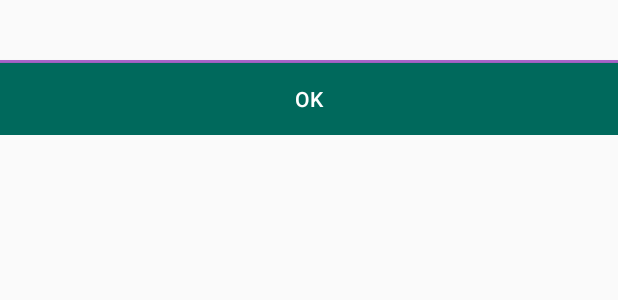
After one commit to sumandascoder/news-reader, an Android app: the layout dialog_about.xml on its own in the app's theme, with its tools: preview values and no code run, on a phone screen of 412 x 824 dp. The commit adds this screen. Shown: the top 300 px of the screen. Run offline under Robolectric (Android 15) with nearby library versions, the light colour scheme and no system bars.

Commit message:
Add contact us and about us pages.

```diff
--- a/NewsReader/app/src/main/AndroidManifest.xml
+++ b/NewsReader/app/src/main/AndroidManifest.xml
@@ -22,11 +22,15 @@
         <activity android:name=".media_controllers.NRMusicPlayerActivity"
             android:configChanges="orientation|screenSize">
         </activity>
-        <activity android:name=".older_news.NROlderNewsList"
+        <activity android:name=".navigation_older_news.NROlderNewsList"
             android:theme="@style/AppTheme.NoActionBar">
         </activity>
         <activity android:name=".user_on_boarding.NROnboardingActivity"
             android:theme="@style/AppTheme.NoActionBar">
+        </activity>
+        <activity android:name=".navigation_informational.AboutActivity"
+            android:configChanges="orientation|keyboardHidden|screenSize"
+            android:theme="@style/AppCompatAlertDialogStyle">
         </activity>
         <activity android:name=".activities.ImageLaunchActivity"
             android:theme="@style/AppTheme.NoActionBar"
--- a/NewsReader/app/src/main/java/com/suman/news_reader/older_news/NewsAdapter.java
+++ b/NewsReader/app/src/main/java/com/suman/news_reader/navigation_older_news/NewsAdapter.java
@@ -1,4 +1,4 @@
-package com.suman.news_reader.older_news;
+package com.suman.news_reader.navigation_older_news;
 
 import java.util.ArrayList;
 import java.util.List;
--- a/NewsReader/app/src/main/java/com/suman/news_reader/older_news/NewsViewHolder.java
+++ b/NewsReader/app/src/main/java/com/suman/news_reader/navigation_older_news/NewsViewHolder.java
@@ -1,4 +1,4 @@
-package com.suman.news_reader.older_news;
+package com.suman.news_reader.navigation_older_news;
 import android.widget.CheckBox;
 import android.widget.ImageView;
 import android.widget.TextView;
--- a/NewsReader/app/src/main/java/com/suman/news_reader/older_news/OlderNewsFileNamesPOJO.java
+++ b/NewsReader/app/src/main/java/com/suman/news_reader/navigation_older_news/OlderNewsFileNamesPOJO.java
@@ -1,4 +1,4 @@
-package com.suman.news_reader.older_news;
+package com.suman.news_reader.navigation_older_news;
 
 import android.os.Environment;
 
@@ -7,7 +7,6 @@ import java.text.SimpleDateFormat;
 import java.util.List;
 
         import java.util.ArrayList;
-        import java.util.List;
 
 /**
  * The needful Data in ProcessedVineDataValues Object
--- a/NewsReader/app/src/main/java/com/suman/news_reader/older_news/TrashFilesTask.java
+++ b/NewsReader/app/src/main/java/com/suman/news_reader/navigation_older_news/TrashFilesTask.java
@@ -1,14 +1,11 @@
-package com.suman.news_reader.older_news;
+package com.suman.news_reader.navigation_older_news;
 
 import android.app.ProgressDialog;
 import android.os.AsyncTask;
 import android.os.Environment;
-import android.view.View;
-import android.widget.ProgressBar;
 
 import java.io.File;
 import java.util.ArrayList;
-import java.util.List;
 
 /**
  * Created by sumansucharitdas on 5/5/16.
--- a/NewsReader/app/src/main/res/layout/activity_older_news.xml
+++ b/NewsReader/app/src/main/res/layout/activity_older_news.xml
@@ -11,7 +11,7 @@
         android:id="@+id/drawerLayoutOlderNews"
         android:layout_width="match_parent"
         android:layout_height="match_parent"
-        tools:context="com.suman.news_reader.older_news.NROlderNewsList">
+        tools:context="com.suman.news_reader.navigation_older_news.NROlderNewsList">
 
         <android.support.design.widget.CoordinatorLayout
             android:id="@+id/rootLayoutOlderNews"
--- /dev/null
+++ b/NewsReader/app/src/main/res/layout/dialog_about.xml
@@ -0,0 +1,33 @@
+<ScrollView  xmlns:android="http://schemas.android.com/apk/res/android"
+        android:layout_width="fill_parent"
+        android:layout_height="fill_parent">
+	<RelativeLayout
+	    android:layout_width="fill_parent"
+		android:layout_height="fill_parent">
+	    <WebView
+	        android:id="@+id/txtHelp"
+		    android:layout_width="fill_parent"
+		    android:layout_height="wrap_content"
+		    android:padding="20sp"
+            android:layout_marginRight="10dp"
+		    android:textStyle="italic"
+		    android:textAppearance="?android:attr/textAppearanceSmall"/>
+	    <View
+	        android:id="@+id/lineSeparator"
+		    android:layout_width="fill_parent"
+		    android:layout_below="@id/txtHelp"
+		    android:paddingTop="2dp"
+		    android:layout_height="2dp"
+		    android:background="@android:color/holo_purple"/>
+	   	<Button
+			android:id="@+id/ok"
+			android:layout_width="fill_parent"
+		    android:layout_height="wrap_content"
+		    android:layout_below="@id/lineSeparator"
+			android:layout_gravity="fill"
+			android:background="@color/colorPrimaryDark"
+			android:text="OK"
+			android:textColor="#FFFFFF"/>
+
+	</RelativeLayout>
+</ScrollView>
--- a/NewsReader/app/src/main/res/layout/list_fragment.xml
+++ b/NewsReader/app/src/main/res/layout/list_fragment.xml
@@ -6,7 +6,7 @@
     android:layout_height="match_parent"
     android:background="@android:color/black"
     app:layout_behavior="@string/appbar_scrolling_view_behavior"
-    tools:context="com.suman.news_reader.older_news.NROlderNewsList"
+    tools:context="com.suman.news_reader.navigation_older_news.NROlderNewsList"
     tools:showIn="@layout/activity_older_news">
     <ListView
         android:id="@+id/list_view"
--- a/NewsReader/app/src/main/res/menu/navigation_drawer_list_items.xml
+++ b/NewsReader/app/src/main/res/menu/navigation_drawer_list_items.xml
@@ -26,12 +26,12 @@
         <item
             android:id="@+id/nav_about"
             android:icon="@drawable/ic_drawer_about"
-            android:title="About Us"/>
+            android:title="About News Reader"/>
 
         <item
             android:id="@+id/nav_contact"
             android:icon="@drawable/ic_drawer_contact"
-            android:title="Contact"/>
+            android:title="Contact Us"/>
     </group>
 
 </menu>
--- a/NewsReader/app/src/main/res/values-v21/styles.xml
+++ b/NewsReader/app/src/main/res/values-v21/styles.xml
@@ -5,4 +5,10 @@
         <item name="windowNoTitle">true</item>
     </style>
 
+    <style name="AppCompatAlertDialogStyle" parent="Theme.AppCompat.Light.Dialog.Alert">
+        <item name="colorAccent">@color/colorAccent</item>
+        <item name="android:textColorPrimary">@android:color/black</item>
+        <item name="android:background">@color/colorPrimary</item>
+    </style>
+
 </resources>
--- a/NewsReader/app/src/main/res/values/styles.xml
+++ b/NewsReader/app/src/main/res/values/styles.xml
@@ -26,4 +26,10 @@
 
     <style name="AppTheme.PopupOverlay" parent="ThemeOverlay.AppCompat.Light" />
 
+    <style name="AppCompatAlertDialogStyle" parent="Theme.AppCompat.Light.Dialog.Alert">
+        <item name="colorAccent">@color/colorAccent</item>
+        <item name="android:textColorPrimary">@android:color/black</item>
+        <item name="android:background">@color/colorPrimary</item>
+    </style>
+
 </resources>
```
Also changed, not shown: NewsReader/app/src/main/java/com/suman/news_reader/activities/NRMainActivity.java (+54 -29 lines), NewsReader/app/src/main/java/com/suman/news_reader/navigation_informational/AboutActivity.java (added, +48 -0 lines), NewsReader/app/src/main/java/com/suman/news_reader/navigation_older_news/NROlderNewsList.java (renamed from NewsReader/app/src/main/java/com/suman/news_reader/older_news/NROlderNewsList.java, +38 -5 lines), NewsReader/app/src/main/assets/FortuneCity.ttf (added), NewsReader/app/src/main/res/drawable/ic_drawer_contact.png, 1 other file.
